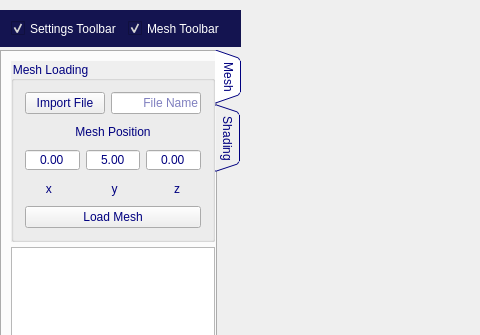
The window that forms/mainwindow.ui (matttraynar/MPC) describes before a commit, drawn with Qt 5; both pictures show x 0 to 480 and y 0 to 335 of the 1119 by 594 pixel window.
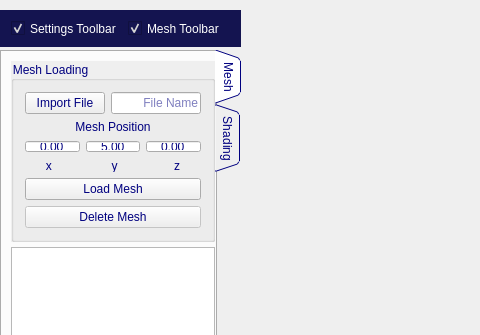
The same window after the commit. The open tabs and pages were chosen to show the change.

Commit message: More UI connections added, also added naming duplicator if a mesh is added more than once

Patch:
```diff
--- a/forms/mainwindow.ui
+++ b/forms/mainwindow.ui
@@ -292,6 +292,16 @@
            </property>
           </widget>
          </item>
+         <item>
+          <widget class="QPushButton" name="deleteMeshButton">
+           <property name="enabled">
+            <bool>false</bool>
+           </property>
+           <property name="text">
+            <string>Delete Mesh</string>
+           </property>
+          </widget>
+         </item>
         </layout>
        </item>
       </layout>
```
Left out of the diff: 4 changed lines with no effect on the pictures. The commit also changes 9 other files.
